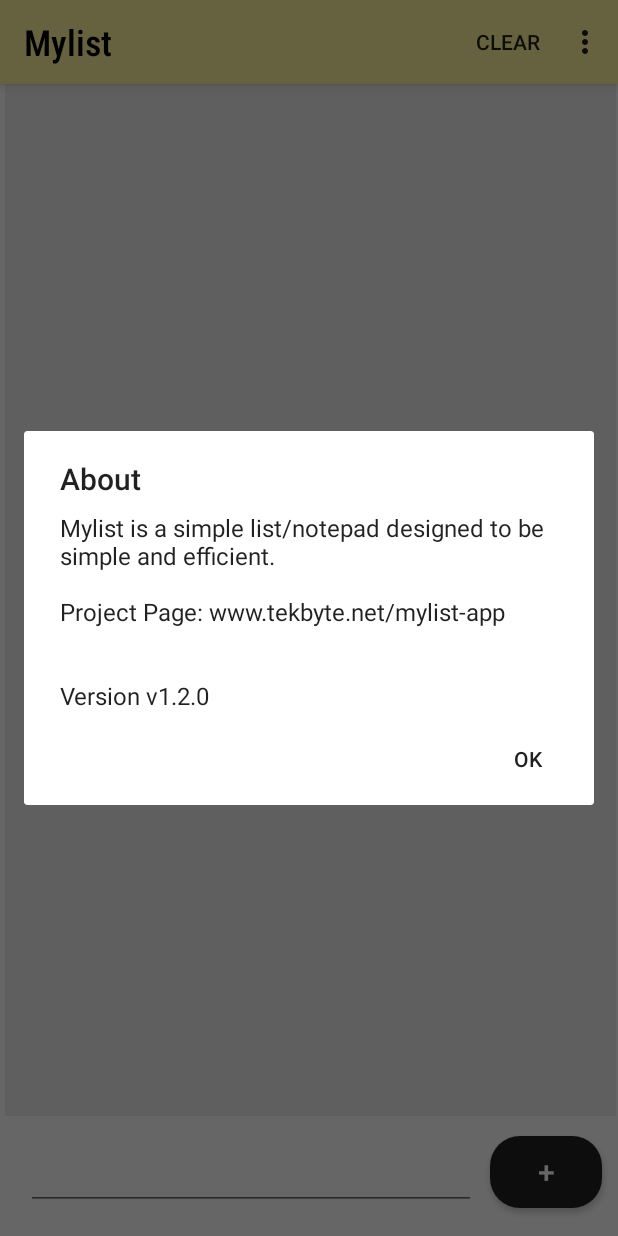
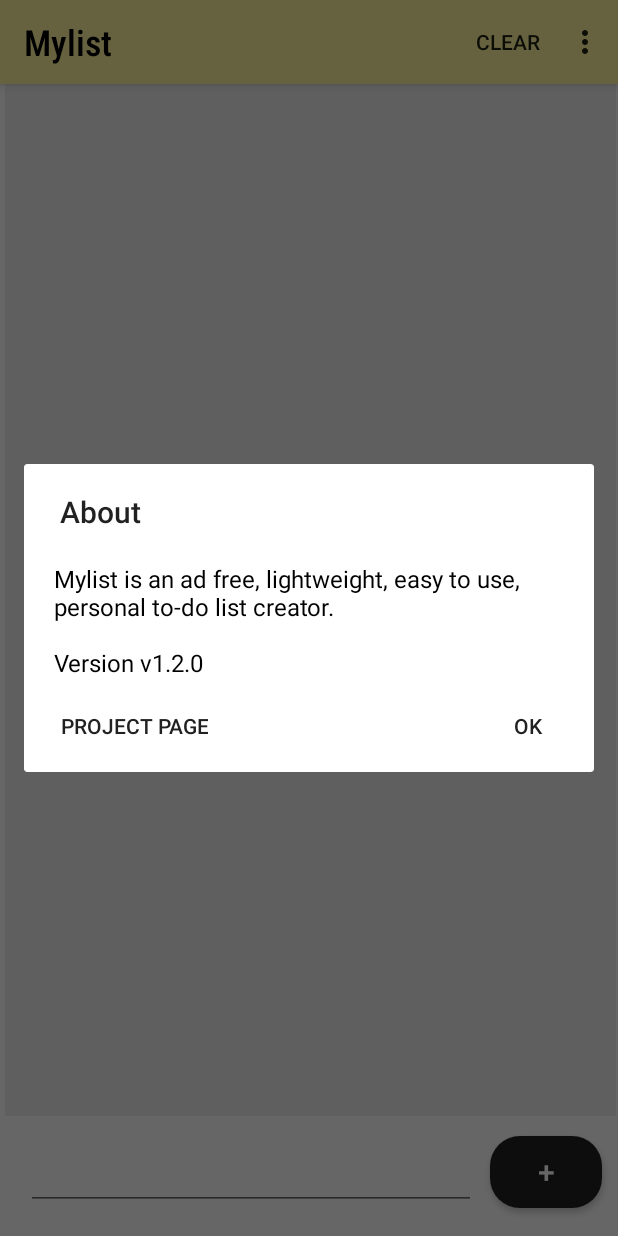
Before and after one commit to berkiyo/mylist, an Android app: the screen it shows after launch (MainActivity), in the options menu, after a tap on "About", on a phone screen of 412 x 824 dp. Run offline under Robolectric (Android 15) with nearby library versions, the phone set to English and light mode, and no system bars.

Commit message:
Improvements to "About" dialog - Bumped to v1.2.0

```diff
--- a/app/src/main/java/com/berkd/mylist/AboutPopup.java
+++ b/app/src/main/java/com/berkd/mylist/AboutPopup.java
@@ -21,7 +21,7 @@ public class AboutPopup extends AppCompatDialogFragment {
                 "\n\n" +
                 "Project Page: www.tekbyte.net/mylist-app" +
                 "\n\n\n" +
-                "Version v1.2.0");
+                "Version v1.0.0");
 
         builder.setPositiveButton("OK", new DialogInterface.OnClickListener() {
             @Override
--- a/app/src/main/java/com/berkd/mylist/DonatePopup.java
+++ b/app/src/main/java/com/berkd/mylist/DonatePopup.java
@@ -8,6 +8,8 @@ import android.os.Bundle;
 import androidx.annotation.NonNull;
 import androidx.annotation.Nullable;
 import androidx.appcompat.app.AppCompatDialogFragment;
+
+// PLANNED
 
 public class DonatePopup extends AppCompatDialogFragment {
     @NonNull
--- a/app/src/main/java/com/berkd/mylist/MainActivity.java
+++ b/app/src/main/java/com/berkd/mylist/MainActivity.java
@@ -9,7 +9,9 @@ import androidx.recyclerview.widget.RecyclerView;
 import android.app.AlertDialog;
 import android.content.Context;
 import android.content.DialogInterface;
+import android.content.Intent;
 import android.content.SharedPreferences;
+import android.net.Uri;
 import android.os.Bundle;
 import android.view.Menu;
 import android.view.MenuInflater;
@@ -226,11 +228,13 @@ public class MainActivity extends AppCompatActivity {
             case R.id.item3:
                 aboutPopup();
                 break;
-
+/*
             // item3 = Donate
             case R.id.item4:
                 donatePopup();
                 break;
+
+ */
         }
 
         return super.onOptionsItemSelected(item);
@@ -246,8 +250,33 @@ public class MainActivity extends AppCompatActivity {
      *  Just initialise the about-popup
      */
     public void aboutPopup() {
-        AboutPopup aboutPopup = new AboutPopup();
-        aboutPopup.show(getSupportFragmentManager(), "about popup dialog");
+
+
+
+        AlertDialog.Builder mBuilder = new AlertDialog.Builder(MainActivity.this);
+        View mView = getLayoutInflater().inflate(R.layout.about_popup, null);
+        mBuilder.setTitle("About");
+
+        mBuilder.setNeutralButton("PROJECT PAGE", new DialogInterface.OnClickListener() {
+
+            @Override
+            public void onClick(DialogInterface dialog, int which) {
+                Uri projectPage = Uri.parse("https://www.tekbyte.net/mylist-app");
+                Intent intent = new Intent(Intent.ACTION_VIEW, projectPage);
+                startActivity(intent);
+            }
+        });
+
+        mBuilder.setPositiveButton("OK", new DialogInterface.OnClickListener() {
+            @Override
+            public void onClick(DialogInterface dialog, int which) {
+                dialog.dismiss();
+            }
+        });
+
+        mBuilder.setView(mView);
+        AlertDialog dialog = mBuilder.create();
+        dialog.show();
     }
 
     /**
--- /dev/null
+++ b/app/src/main/res/layout/about_popup.xml
@@ -0,0 +1,17 @@
+<?xml version="1.0" encoding="utf-8"?>
+<LinearLayout xmlns:android="http://schemas.android.com/apk/res/android"
+    android:orientation="vertical" android:layout_width="match_parent"
+    android:layout_height="match_parent"
+    android:paddingTop="20dp"
+    android:paddingLeft="20dp"
+    android:paddingRight="20dp">
+
+    <TextView
+        android:layout_width="wrap_content"
+        android:layout_height="wrap_content"
+        android:text="Mylist is an ad free, lightweight, easy to use, personal to-do list creator.
+\n\nVersion v1.2.0"
+        android:textSize="16dp"
+        android:textColor="#000000" />
+
+</LinearLayout>
--- a/app/src/main/res/menu/action_menu.xml
+++ b/app/src/main/res/menu/action_menu.xml
@@ -15,10 +15,6 @@
         android:title="About"
         app:showAsAction="never"/>
 
-    <item android:id="@+id/item4"
-        android:title="Donate"
-        app:showAsAction="never"/>
-
 
 
 </menu>
```
Also changed, not shown: 2 other files.
